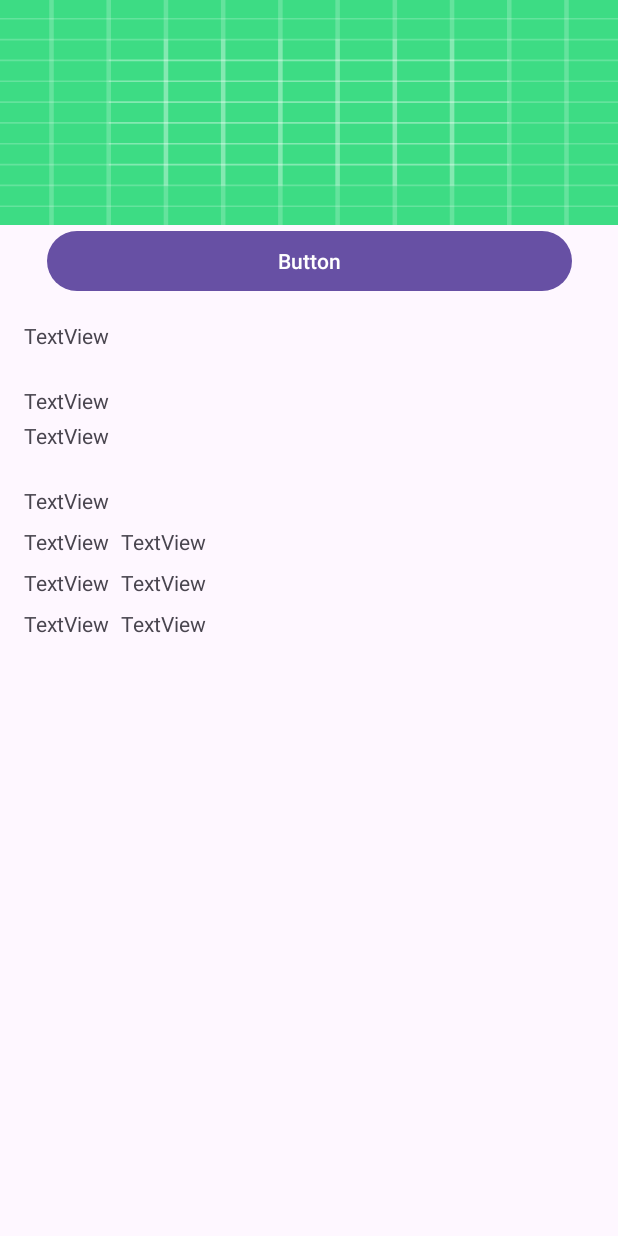
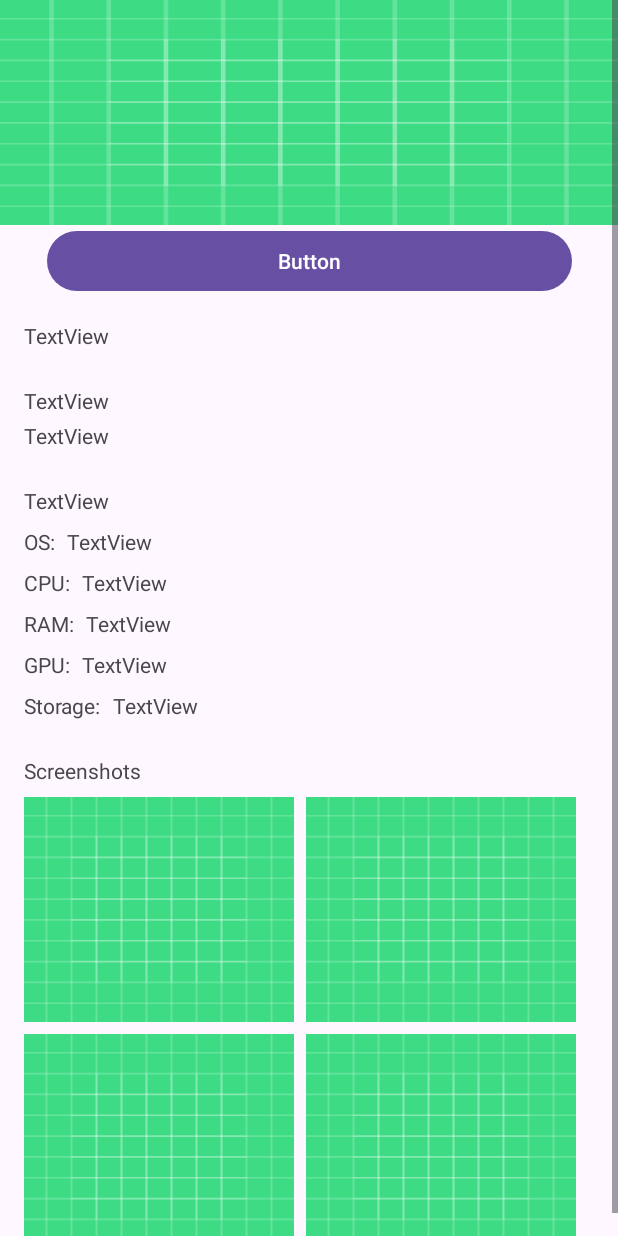
Before and after one commit to SelcukOzkara/play4free, an Android app: the fragment DetailFragment shown on its own in the app's theme, on a phone screen of 412 x 824 dp. Run offline under Robolectric (Android 15) with nearby library versions, the phone set to English and light mode, and no system bars.

Commit message:
In progress: Layout Nav Graph Menu Database 1/2 API 1/2
Done:
Gradle settings + Manifest
include binding

```diff
--- a/app/src/main/res/layout/fragment_detail.xml
+++ b/app/src/main/res/layout/fragment_detail.xml
@@ -72,7 +72,7 @@
             android:layout_width="wrap_content"
             android:layout_height="wrap_content"
             android:layout_marginTop="8dp"
-            android:text="TextView"
+            android:text="OS:"
             app:layout_constraintStart_toStartOf="@+id/detailReqTTV"
             app:layout_constraintTop_toBottomOf="@+id/detailReqTTV" />
 
@@ -91,7 +91,7 @@
             android:layout_width="wrap_content"
             android:layout_height="wrap_content"
             android:layout_marginTop="8dp"
-            android:text="TextView"
+            android:text="CPU:"
             app:layout_constraintStart_toStartOf="@+id/detailOsTTV"
             app:layout_constraintTop_toBottomOf="@+id/detailOsTTV" />
 
@@ -110,7 +110,7 @@
             android:layout_width="wrap_content"
             android:layout_height="wrap_content"
             android:layout_marginTop="8dp"
-            android:text="TextView"
+            android:text="RAM:"
             app:layout_constraintStart_toStartOf="@+id/detailCpuTTV"
             app:layout_constraintTop_toBottomOf="@+id/detailCpuTTV" />
 
@@ -124,5 +124,94 @@
             app:layout_constraintStart_toEndOf="@+id/detailRamTTV"
             app:layout_constraintTop_toTopOf="@+id/detailRamTTV" />
 
+        <TextView
+            android:id="@+id/detailGpuTTV"
+            android:layout_width="wrap_content"
+            android:layout_height="wrap_content"
+            android:layout_marginTop="8dp"
+            android:text="GPU:"
+            app:layout_constraintStart_toStartOf="@+id/detailRamTTV"
+            app:layout_constraintTop_toBottomOf="@+id/detailRamTTV" />
+
+        <TextView
+            android:id="@+id/detailGpuTV"
+            android:layout_width="wrap_content"
+            android:layout_height="wrap_content"
+            android:layout_marginStart="8dp"
+            android:text="TextView"
+            app:layout_constraintBottom_toBottomOf="@+id/detailGpuTTV"
+            app:layout_constraintStart_toEndOf="@+id/detailGpuTTV"
+            app:layout_constraintTop_toTopOf="@+id/detailGpuTTV" />
+
+        <TextView
+            android:id="@+id/detailStorageTTV"
+            android:layout_width="wrap_content"
+            android:layout_height="wrap_content"
+            android:layout_marginTop="8dp"
+            android:text="Storage:"
+            app:layout_constraintStart_toStartOf="@+id/detailGpuTTV"
+            app:layout_constraintTop_toBottomOf="@+id/detailGpuTTV" />
+
+        <TextView
+            android:id="@+id/detailStorageTV"
+            android:layout_width="wrap_content"
+            android:layout_height="wrap_content"
+            android:layout_marginStart="8dp"
+            android:text="TextView"
+            app:layout_constraintBottom_toBottomOf="@+id/detailStorageTTV"
+            app:layout_constraintStart_toEndOf="@+id/detailStorageTTV"
+            app:layout_constraintTop_toTopOf="@+id/detailStorageTTV" />
+
+        <TextView
+            android:id="@+id/detailScreenshotsTTV"
+            android:layout_width="wrap_content"
+            android:layout_height="wrap_content"
+            android:layout_marginTop="24dp"
+            android:text="Screenshots"
+            app:layout_constraintStart_toStartOf="@+id/detailStorageTTV"
+            app:layout_constraintTop_toBottomOf="@+id/detailStorageTTV" />
+
+        <ImageView
+            android:id="@+id/detailScreen1IV"
+            android:layout_width="180dp"
+            android:layout_height="150dp"
+            android:layout_marginTop="8dp"
+            android:scaleType="fitXY"
+            android:src="@drawable/ic_launcher_background"
+            app:layout_constraintStart_toStartOf="@+id/detailScreenshotsTTV"
+            app:layout_constraintTop_toBottomOf="@+id/detailScreenshotsTTV" />
+
+        <ImageView
+            android:id="@+id/detailScreen2IV"
+            android:layout_width="180dp"
+            android:layout_height="150dp"
+            android:layout_marginStart="8dp"
+            android:scaleType="fitXY"
+            android:src="@drawable/ic_launcher_background"
+            app:layout_constraintBottom_toBottomOf="@+id/detailScreen1IV"
+            app:layout_constraintStart_toEndOf="@+id/detailScreen1IV"
+            app:layout_constraintTop_toTopOf="@+id/detailScreen1IV" />
+
+        <ImageView
+            android:id="@+id/detailScreen3IV"
+            android:layout_width="180dp"
+            android:layout_height="150dp"
+            android:layout_marginTop="8dp"
+            android:scaleType="fitXY"
+            android:src="@drawable/ic_launcher_background"
+            app:layout_constraintStart_toStartOf="@+id/detailScreen1IV"
+            app:layout_constraintTop_toBottomOf="@+id/detailScreen1IV" />
+
+        <ImageView
+            android:id="@+id/detailScreen4IV"
+            android:layout_width="180dp"
+            android:layout_height="150dp"
+            android:layout_marginStart="8dp"
+            android:scaleType="fitXY"
+            android:src="@drawable/ic_launcher_background"
+            app:layout_constraintBottom_toBottomOf="@+id/detailScreen3IV"
+            app:layout_constraintStart_toEndOf="@+id/detailScreen3IV"
+            app:layout_constraintTop_toTopOf="@+id/detailScreen3IV" />
+
     </androidx.constraintlayout.widget.ConstraintLayout>
 </ScrollView>
```
